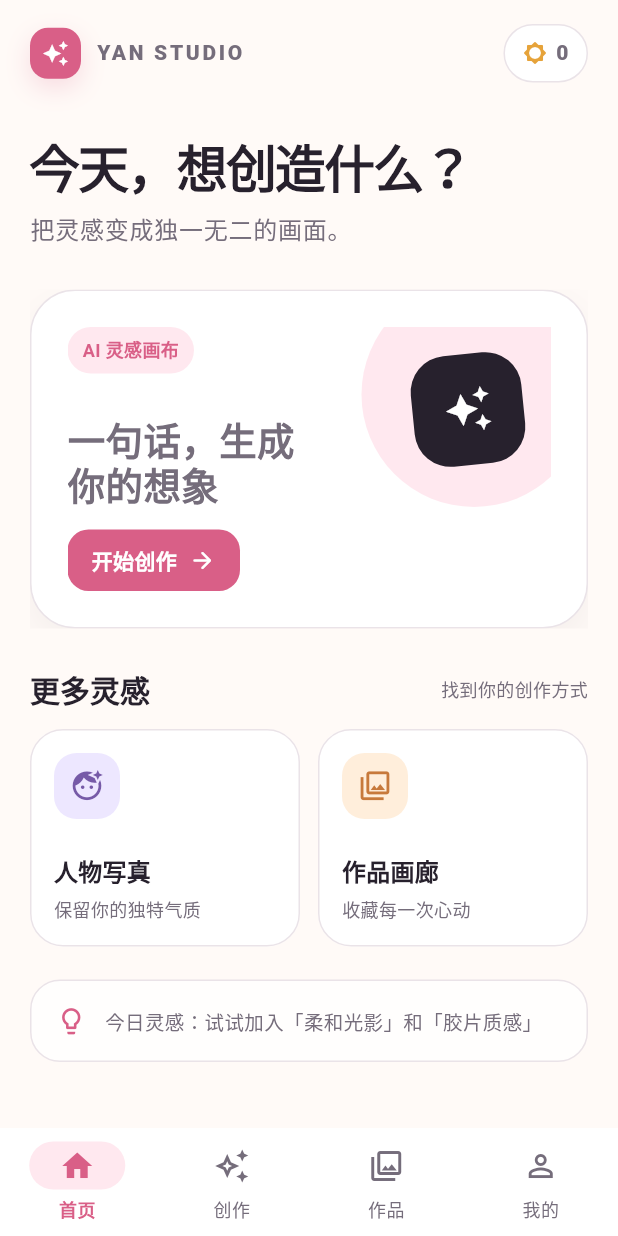
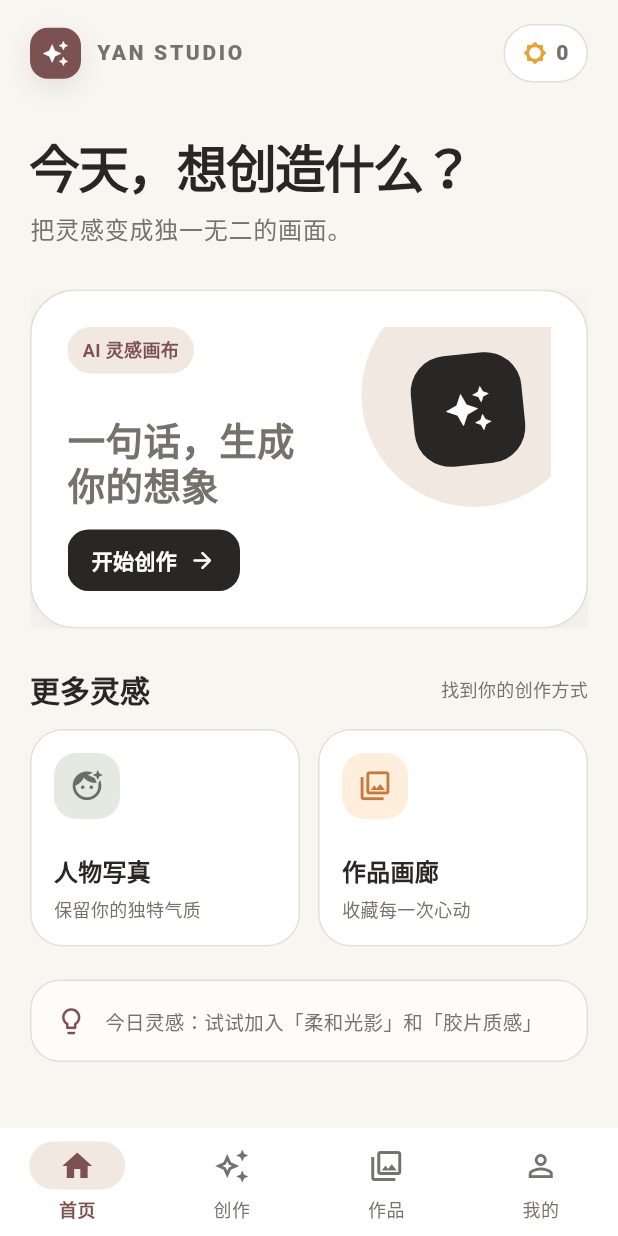
Before and after one commit to fengjutian/yan, a Flutter app: the screen it shows after launch, on a phone screen of 412 x 824 dp. Run offline on Flutter 3.47's test engine with Material 3 defaults, Android fonts, the phone set to English and light mode, and no system bars; our stand-ins replace cached_network_image, dio, flutter_riverpod, flutter_secure_storage, go_router, image_picker.

Commit message:
feat: update color scheme in theme and home page for consistency

```diff
--- a/apps/mobile/lib/app/main_shell.dart
+++ b/apps/mobile/lib/app/main_shell.dart
@@ -13,7 +13,7 @@ class MainShell extends StatelessWidget {
       bottomNavigationBar: DecoratedBox(
         decoration: const BoxDecoration(
           color: Colors.white,
-          border: Border(top: BorderSide(color: Color(0xFFF0E9ED))),
+          border: Border(top: BorderSide(color: Color(0xFFE8E2DA))),
         ),
         child: SafeArea(
           top: false,
--- a/apps/mobile/lib/app/theme.dart
+++ b/apps/mobile/lib/app/theme.dart
@@ -1,13 +1,13 @@
 import 'package:flutter/material.dart';
 
 abstract final class AppColors {
-  static const ink = Color(0xFF27212D);
-  static const muted = Color(0xFF756D7B);
-  static const rose = Color(0xFFD95F87);
-  static const blush = Color(0xFFFFE8EF);
-  static const lavender = Color(0xFFEDE7FF);
-  static const cream = Color(0xFFFFFAF7);
-  static const line = Color(0xFFEAE3E8);
+  static const ink = Color(0xFF292725);
+  static const muted = Color(0xFF77716B);
+  static const rose = Color(0xFF7B5152);
+  static const blush = Color(0xFFF1E8E1);
+  static const lavender = Color(0xFFE5E9E1);
+  static const cream = Color(0xFFF8F6F1);
+  static const line = Color(0xFFE5DED6);
 }
 
 ThemeData buildAppTheme() {
@@ -15,15 +15,15 @@ ThemeData buildAppTheme() {
     primary: AppColors.rose,
     onPrimary: Colors.white,
     primaryContainer: AppColors.blush,
-    onPrimaryContainer: Color(0xFF6D2941),
-    secondary: Color(0xFF8066B2),
+    onPrimaryContainer: Color(0xFF4E3031),
+    secondary: Color(0xFF687267),
     secondaryContainer: AppColors.lavender,
-    onSecondaryContainer: Color(0xFF3D2C62),
+    onSecondaryContainer: Color(0xFF343B34),
     surface: Colors.white,
     onSurface: AppColors.ink,
-    surfaceContainerHighest: Color(0xFFF5F0F4),
+    surfaceContainerHighest: Color(0xFFF0EDE7),
     outline: AppColors.line,
-    outlineVariant: Color(0xFFF2EBEF),
+    outlineVariant: Color(0xFFEDE8E1),
     error: Color(0xFFBA3A49),
   );
   final base = ThemeData(
@@ -66,6 +66,8 @@ ThemeData buildAppTheme() {
     ),
     filledButtonTheme: FilledButtonThemeData(
       style: FilledButton.styleFrom(
+        backgroundColor: AppColors.ink,
+        foregroundColor: Colors.white,
         minimumSize: const Size(0, 54),
         shape: RoundedRectangleBorder(borderRadius: BorderRadius.circular(18)),
         textStyle: const TextStyle(fontSize: 16, fontWeight: FontWeight.w700),
--- a/apps/mobile/lib/features/home/presentation/home_page.dart
+++ b/apps/mobile/lib/features/home/presentation/home_page.dart
@@ -47,7 +47,7 @@ class _HomePageState extends ConsumerState<HomePage> {
             ]),
             const SizedBox(height: 14),
             Row(children: [
-              Expanded(child: _InspirationCard(icon: Icons.face_retouching_natural, color: AppColors.lavender, iconColor: const Color(0xFF765AA7), title: '人物写真', description: '保留你的独特气质', onTap: () => context.push('/create/reference'))),
+              Expanded(child: _InspirationCard(icon: Icons.face_retouching_natural, color: AppColors.lavender, iconColor: const Color(0xFF667065), title: '人物写真', description: '保留你的独特气质', onTap: () => context.push('/create/reference'))),
               const SizedBox(width: 12),
               Expanded(child: _InspirationCard(icon: Icons.collections_outlined, color: const Color(0xFFFFEEDB), iconColor: const Color(0xFFC7793B), title: '作品画廊', description: '收藏每一次心动', onTap: () => context.push('/history'))),
             ]),
@@ -68,7 +68,7 @@ class _BrandMark extends StatelessWidget {
     decoration: BoxDecoration(
       color: AppColors.rose,
       borderRadius: BorderRadius.circular(12),
-      boxShadow: const [BoxShadow(color: Color(0x33D95F87), blurRadius: 14, offset: Offset(0, 6))],
+      boxShadow: const [BoxShadow(color: Color(0x247B5152), blurRadius: 14, offset: Offset(0, 6))],
     ),
     child: const Icon(Icons.auto_awesome, color: Colors.white, size: 18),
   );
@@ -168,7 +168,7 @@ class _HeroCreateCard extends StatelessWidget {
             Container(
               padding: const EdgeInsets.symmetric(horizontal: 16, vertical: 10),
               decoration: BoxDecoration(
-                color: AppColors.rose,
+                color: AppColors.ink,
                 borderRadius: BorderRadius.circular(14),
               ),
               child: const Row(mainAxisSize: MainAxisSize.min, children: [
```
